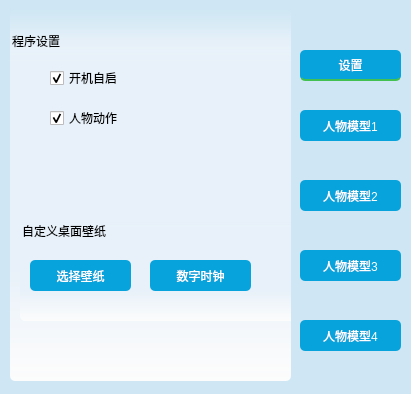
This is Desktop/setting.ui in ADeRoy/DeskGirl as Qt 5 draws it before an edit. The edited form follows.
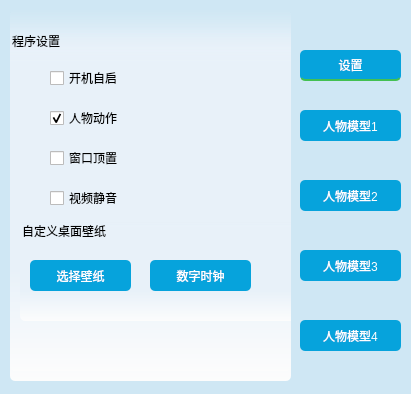
This is the edited form. The open tabs and pages were chosen to show the change. Icons and pictures are not drawn.

Commit message: 新增vlc动态壁纸播放和窗口顶置功能

Diff of the .ui file:
```diff
--- a/Desktop/setting.ui
+++ b/Desktop/setting.ui
@@ -137,7 +137,7 @@
        <string>开机自启</string>
       </property>
       <property name="checked">
-       <bool>true</bool>
+       <bool>false</bool>
       </property>
      </widget>
      <widget class="QCheckBox" name="action_checkBox">
@@ -248,6 +248,38 @@
        </property>
       </widget>
      </widget>
+     <widget class="QCheckBox" name="OnTop_checkBox">
+      <property name="geometry">
+       <rect>
+        <x>40</x>
+        <y>120</y>
+        <width>71</width>
+        <height>16</height>
+       </rect>
+      </property>
+      <property name="text">
+       <string>窗口顶置</string>
+      </property>
+      <property name="checked">
+       <bool>false</bool>
+      </property>
+     </widget>
+     <widget class="QCheckBox" name="silence_checkBox">
+      <property name="geometry">
+       <rect>
+        <x>40</x>
+        <y>160</y>
+        <width>71</width>
+        <height>16</height>
+       </rect>
+      </property>
+      <property name="text">
+       <string>视频静音</string>
+      </property>
+      <property name="checked">
+       <bool>false</bool>
+      </property>
+     </widget>
     </widget>
    </widget>
    <widget class="QWidget" name="page_2">
```
Left out of the diff: 2 changed lines with no effect on the pictures. The commit also changes 115 other files.
